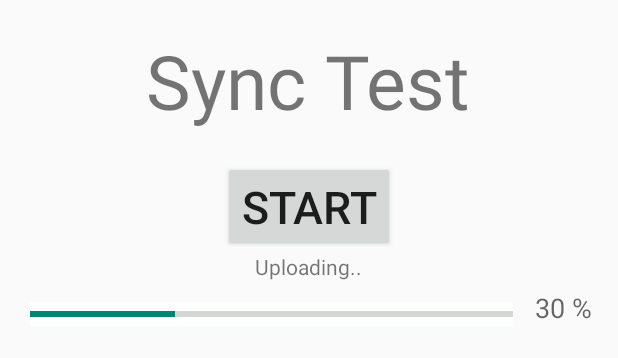
After one commit to mobimation/Cheap-Race-2015, an Android app: the layout fragment_synctest.xml on its own in the app's theme, with its tools: preview values and no code run, on a phone screen of 412 x 824 dp. The commit adds this screen. Shown: the top 358 px of the screen. Run offline under Robolectric (Android 15) with nearby library versions, the phone set to English and light mode, and no system bars.

Commit message:
Adding http sync tests

```diff
--- a/app/src/main/AndroidManifest.xml
+++ b/app/src/main/AndroidManifest.xml
@@ -35,10 +35,6 @@
             android:name="com.google.android.maps.v2.API_KEY"
             android:value="@string/google_maps_key" />
 
-        <activity
-            android:name=".SyncHubActivity"
-            android:label="@string/title_activity_sync_hub" >
-        </activity>
     </application>
 
 </manifest>
--- /dev/null
+++ b/app/src/main/res/layout-land/fragment_synctest.xml
@@ -0,0 +1,9 @@
+<FrameLayout xmlns:android="http://schemas.android.com/apk/res/android"
+    xmlns:tools="http://schemas.android.com/tools" android:layout_width="match_parent"
+    android:layout_height="match_parent" tools:context="tv.laidback.cheaprace2015.TeamsFragment">
+
+    <!-- TODO: Update blank fragment layout -->
+    <TextView android:layout_width="match_parent" android:layout_height="match_parent"
+        android:text="@string/hello_blank_fragment" />
+
+</FrameLayout>
--- /dev/null
+++ b/app/src/main/res/layout/fragment_synctest.xml
@@ -0,0 +1,60 @@
+<RelativeLayout xmlns:android="http://schemas.android.com/apk/res/android"
+    xmlns:tools="http://schemas.android.com/tools" android:layout_width="match_parent"
+    android:layout_height="match_parent" tools:context="tv.laidback.cheaprace2015.TeamsFragment">
+
+    <!-- TODO: Update blank fragment layout -->
+    <TextView android:layout_width="wrap_content" android:layout_height="wrap_content"
+        android:text="Sync Test"
+        android:textAlignment="center"
+        android:layout_gravity="center_horizontal"
+        android:layout_marginTop="20dp"
+        android:textSize="50sp"
+        android:layout_centerHorizontal="true"
+        android:id="@+id/headerSyncTest" />
+
+    <Button
+        android:layout_width="wrap_content"
+        android:layout_height="wrap_content"
+        android:text="Start"
+        android:id="@+id/buttonSyncTestStart"
+        android:layout_gravity="center_horizontal|top"
+        android:layout_below="@+id/headerSyncTest"
+        android:layout_centerHorizontal="true"
+        android:textSize="30sp"
+        android:layout_marginTop="20sp" />
+
+    <ProgressBar
+        style="?android:attr/progressBarStyleHorizontal"
+        android:layout_width="match_parent"
+        android:layout_height="wrap_content"
+        android:id="@+id/progressBar"
+        android:layout_below="@+id/buttonSyncTestStart"
+        android:layout_marginTop="33dp"
+        android:layout_marginLeft="20sp"
+        android:layout_marginRight="70sp"
+        android:background="#fffcfffd"
+        android:progress="30" />
+
+    <TextView
+        android:layout_width="wrap_content"
+        android:layout_height="wrap_content"
+        android:textAppearance="?android:attr/textAppearanceMedium"
+        android:text="30 %"
+        android:id="@+id/percentage"
+        android:textAlignment="center"
+        android:layout_marginRight="17dp"
+        android:layout_alignBottom="@+id/progressBar"
+        android:layout_alignParentRight="true"
+        android:layout_alignParentEnd="true"
+        android:layout_marginEnd="17dp" />
+
+    <TextView
+        android:layout_width="wrap_content"
+        android:layout_height="wrap_content"
+        android:textAppearance="?android:attr/textAppearanceSmall"
+        android:text="Uploading.."
+        android:id="@+id/statusLine"
+        android:layout_below="@+id/buttonSyncTestStart"
+        android:layout_centerHorizontal="true" />
+
+</RelativeLayout>
```
Also changed, not shown: app/src/main/java/tv/laidback/cheaprace2015/AsyncHttpPostTask.java (added, +87 -0 lines), app/src/main/java/tv/laidback/cheaprace2015/SyncHubActivity.java (deleted, +0 -38 lines), app/src/main/java/tv/laidback/cheaprace2015/SyncTestFragment.java (added, +43 -0 lines), app/src/main/res/layout/activity_sync_hub.xml (deleted, +0 -12 lines), app/src/main/res/layout/fragment_teams.xml (+10 -2 lines).
